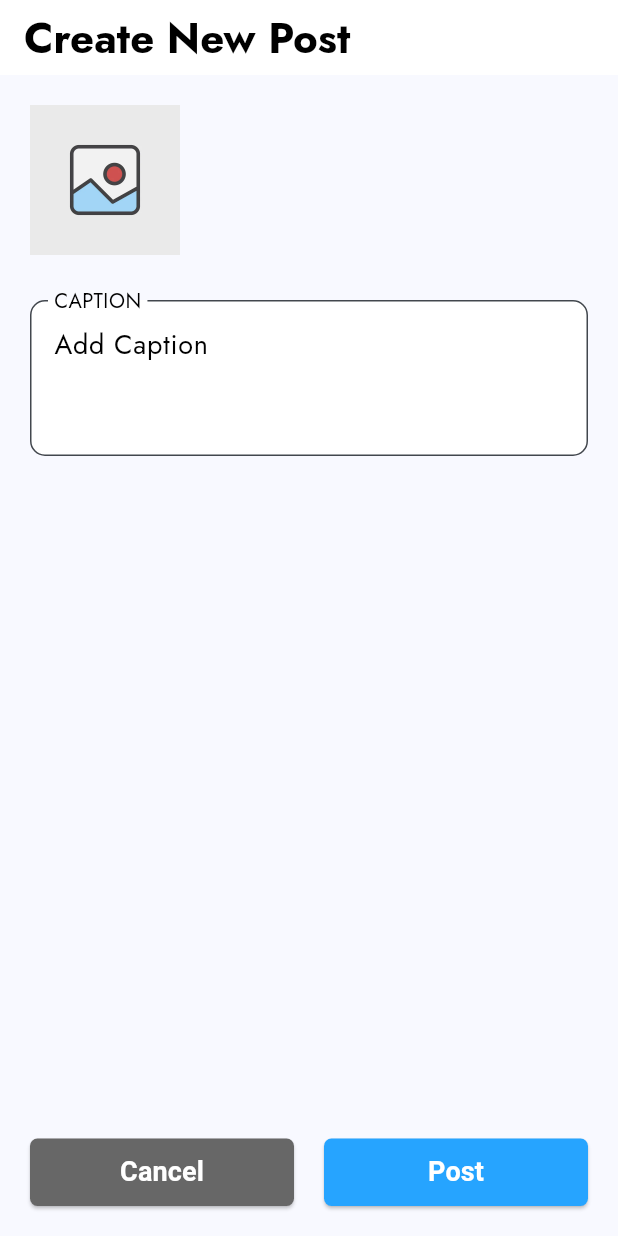
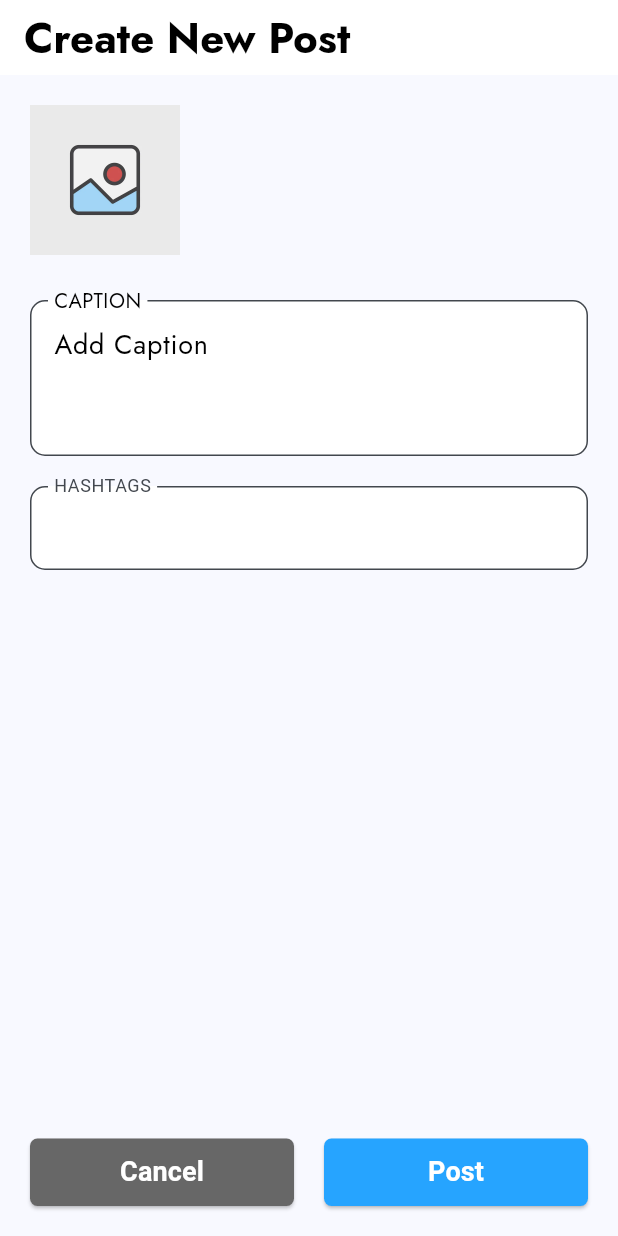
Before and after one commit to Wasim-Zaman/hobbyzhub_mobile, a Flutter app: the CreatePostScreen screen opened directly, on a phone screen of 412 x 824 dp. Run offline on Flutter 3.47's test engine with Material 3 defaults, Android fonts, the phone set to English and light mode, and no system bars; our stand-ins replace bloc, cached_network_image, flutter_bloc, flutter_screenutil, flutter_secure_storage, flutter_spinkit and 7 more; accounts and stored records are empty; network calls fail.

Commit message:
view delete and create post is implemented

```diff
--- a/lib/blocs/create_post/createpost_cubit.dart
+++ b/lib/blocs/create_post/createpost_cubit.dart
@@ -11,10 +11,11 @@ class CreatepostCubit extends Cubit<CreatepostState> {
 
   PostController postController = PostController();
 
-  createPost(List<File> imageFile, caption) async {
+  createPost(List<File> imageFile, caption, hastags) async {
     emit(CreatepostLoading());
     try {
-      var response = await postController.createPost(imageFile, caption);
+      var response =
+          await postController.createPost(imageFile, caption, hastags);
 
       if (response.statusCode == 201) {
         emit(CreatepostSuccessfully());
@@ -24,6 +25,7 @@ class CreatepostCubit extends Cubit<CreatepostState> {
     } on SocketException {
       emit(CreatepostInternetError());
     } catch (e) {
+      print(e);
       emit(CreatepostFailed());
     }
   }
--- a/lib/constants/bloc_provider.dart
+++ b/lib/constants/bloc_provider.dart
@@ -1,6 +1,7 @@
 import 'package:flutter_bloc/flutter_bloc.dart';
 import 'package:hobbyzhub/blocs/auth/auth_bloc.dart';
 import 'package:hobbyzhub/blocs/create_post/createpost_cubit.dart';
+import 'package:hobbyzhub/blocs/delete_post/delete_post_cubit.dart';
 import 'package:hobbyzhub/blocs/get_post/get_post_cubit.dart';
 import 'package:hobbyzhub/blocs/image_picker/image_picker_bloc.dart';
 import 'package:hobbyzhub/blocs/timer_cubit/timer_cubit_cubit.dart';
@@ -10,6 +11,7 @@ class BlocProviders {
     BlocProvider<OtpTimerCubit>(create: (context) => OtpTimerCubit()),
     BlocProvider<AuthBloc>(create: (context) => AuthBloc()),
     BlocProvider<CreatepostCubit>(create: (context) => CreatepostCubit()),
+    BlocProvider<DeletePostCubit>(create: (context) => DeletePostCubit()),
     BlocProvider<GetPostCubit>(
         create: (context) => GetPostCubit()..getPostList())
   ];
--- a/lib/views/post/create_post_screen.dart
+++ b/lib/views/post/create_post_screen.dart
@@ -13,7 +13,6 @@ import 'package:hobbyzhub/global/colors/app_colors.dart';
 import 'package:hobbyzhub/utils/app_dialogs.dart';
 import 'package:hobbyzhub/views/widgets/appbars/secondary_appbar_widget.dart';
 import 'package:hobbyzhub/views/widgets/buttons/primary_button.dart';
-import 'package:hobbyzhub/views/widgets/loading/loading_widget.dart';
 import 'package:hobbyzhub/views/widgets/text_fields/text_fields_widget.dart';
 import 'package:image_picker/image_picker.dart';
 import 'package:nb_utils/nb_utils.dart';
@@ -45,6 +44,7 @@ class _CreatePostScreenState extends State<CreatePostScreen> {
   List<XFile> pickedFiles = [];
   // list of hash tags
   List<String> hashTags = [];
+  List<String> hastagsData = [];
 
   @override
   void initState() {
@@ -93,9 +93,14 @@ class _CreatePostScreenState extends State<CreatePostScreen> {
           AppDialogs.loadingDialog(context);
         } else if (state is CreatepostSuccessfully) {
           context.read<GetPostCubit>().getPostList();
+
+          captionController.clear();
+          hastagsData.clear();
+          pickedFiles.clear();
+          setState(() {});
           toast("Your post created successfully");
+
           AppDialogs.closeDialog(context);
-          Navigator.of(context).pop();
         } else if (state is CreatepostFailed) {
           toast("Your post creation failed");
 
@@ -186,27 +191,46 @@ class _CreatePostScreenState extends State<CreatePostScreen> {
                     maxLines: 3,
                   ),
                   20.height,
-                  // TextFieldWidget(
-                  //   labelText: "Hash Tags",
-                  //   controller: hashTagsController,
-                  //   hintText: "Add Hash Tags",
-                  //   focusNode: hashTagsFocusNode,
-                  //   keyboardType: TextInputType.text,
-                  //   maxLines: 1,
-                  //   onEditingComplete: () {
-                  //     hashTags.add(hashTagsController.text);
-                  //     // add the hash tag to the list of hash tags
-                  //     hashTagsBloc.add(HashTagsEventHandler(hashTags));
-                  //     // clear the hash tag text field
-                  //     hashTagsController.clear();
-                  //   },
-                  // ),
+                  TextField(
+                    controller: hashTagsController,
+                    focusNode: hashTagsFocusNode,
+                    keyboardType: TextInputType.text,
+                    maxLines: 1,
+                    decoration: InputDecoration(
+                      labelText: "HASHTAGS",
+                      floatingLabelBehavior: FloatingLabelBehavior.always,
+                      border: OutlineInputBorder(
+                        borderRadius: BorderRadius.circular(10),
+                        borderSide:
+                            const BorderSide(color: AppColors.lightGrey),
+                      ),
+                      focusedBorder: OutlineInputBorder(
+                        borderRadius: BorderRadius.circular(10),
+                        borderSide: const BorderSide(color: AppColors.primary),
+                      ),
+                      focusedErrorBorder: OutlineInputBorder(
+                        borderRadius: BorderRadius.circular(10),
+                        borderSide:
+                            const BorderSide(color: AppColors.dangerColor),
+                      ),
+                      fillColor: AppColors.white,
+                      filled: true,
+                    ),
+                    onEditingComplete: () {
+                      hashTags.add(hashTagsController.text);
+                      // add the hash tag to the list of hash tags
+                      hashTagsBloc.add(HashTagsEventHandler(hashTags));
+                      // clear the hash tag text field
+                      hashTagsController.clear();
+                    },
+                  ),
                   20.height,
                   // display the list of hash tags
                   BlocBuilder<HashTagsBloc, HashTagsState>(
                     bloc: hashTagsBloc,
                     builder: (context, state) {
                       if (state is HashTagsStateSuccess) {
+                        hastagsData = state.tags;
                         return Wrap(
                           spacing: 10,
                           runSpacing: 10,
@@ -259,8 +283,10 @@ class _CreatePostScreenState extends State<CreatePostScreen> {
                               }
 
                               context.read<CreatepostCubit>().createPost(
-                                  imagePickedFiles,
-                                  captionController.text.trim());
+                                    imagePickedFiles,
+                                    captionController.text.trim(),
+                                    hastagsData,
+                                  );
                             }
                           },
                           circularRadius: 5,
```
Also changed, not shown: lib/blocs/delete_post/delete_post_cubit.dart (added, +30 -0 lines), lib/blocs/delete_post/delete_post_state.dart (added, +14 -0 lines), lib/constants/api_manager.dart (+8 -0 lines), lib/constants/app_url.dart (+4 -3 lines), lib/controllers/create_post/create_post.dart (+22 -5 lines), lib/controllers/get_post/get_post_controller.dart (+16 -0 lines), lib/models/post_model/post_model.dart (+9 -0 lines), lib/views/post/post_screen.dart (+92 -44 lines).
